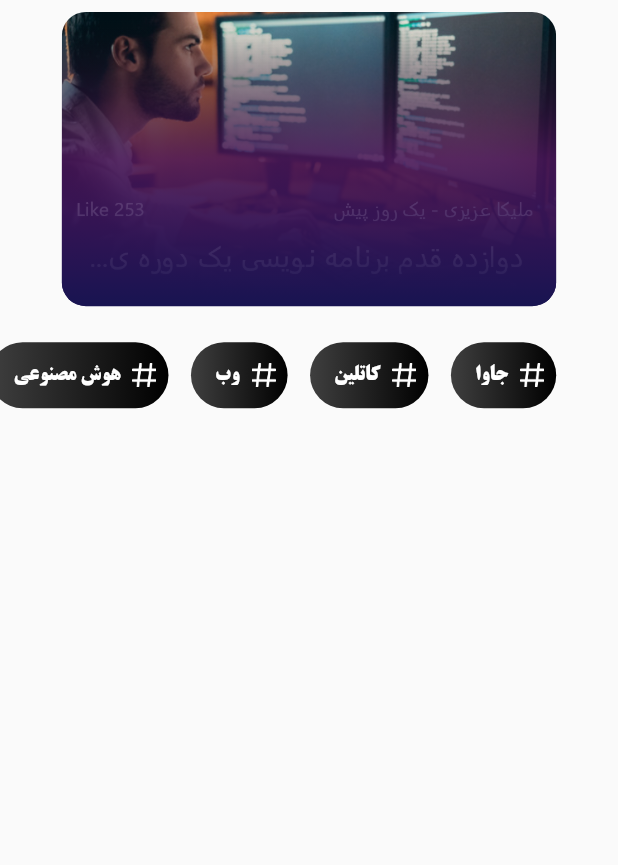
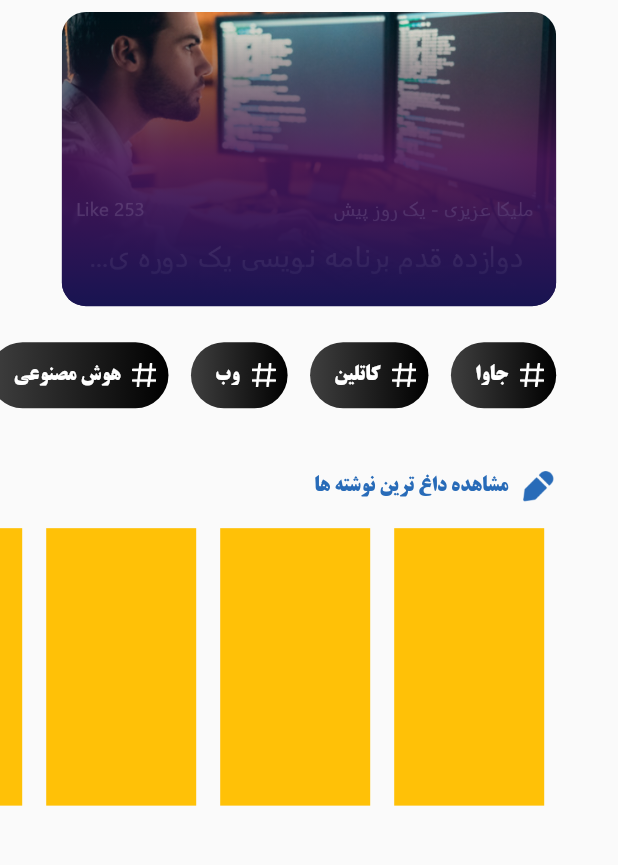
Before and after one commit to SayyehBan/tec, a Flutter app: the screen it shows after launch, on a phone screen of 412 x 824 dp, the part 121-986 px from its top. Run offline on Flutter 3.47's test engine with Material 2 defaults, Android fonts, the phone set to English and light mode, and no system bars; our stand-ins replace flutter_spinkit.

Commit message:
title و آیتم های پست

```diff
--- a/lib/gen/assets.gen.dart
+++ b/lib/gen/assets.gen.dart
@@ -15,8 +15,14 @@ class $AssetsIconsGen {
   /// File path: assets/icons/Hashtag.png
   AssetGenImage get hashtag => const AssetGenImage('assets/icons/Hashtag.png');
 
+  /// File path: assets/icons/blueMic.png
+  AssetGenImage get blueMic => const AssetGenImage('assets/icons/blueMic.png');
+
+  /// File path: assets/icons/bluePen.png
+  AssetGenImage get bluePen => const AssetGenImage('assets/icons/bluePen.png');
+
   /// List of all assets
-  List<AssetGenImage> get values => [hashtag];
+  List<AssetGenImage> get values => [hashtag, blueMic, bluePen];
 }
 
 class $AssetsImagesGen {
--- a/lib/main.dart
+++ b/lib/main.dart
@@ -34,6 +34,11 @@ class MyApp extends StatelessWidget {
                 fontSize: 16,
                 color: Colors.black,
                 fontWeight: FontWeight.w700),
+            headlineLarge: TextStyle(
+                fontFamily: FontFamily.bTitr,
+                fontSize: 14,
+                color: solidColors.seeMore,
+                fontWeight: FontWeight.w700),
             bodySmall: TextStyle(
                 fontFamily: FontFamily.bTitr,
                 fontSize: 13,
--- a/lib/model/data/fake_data.dart
+++ b/lib/model/data/fake_data.dart
@@ -21,3 +21,153 @@ List<HashTagModel> tagList = [
   HashTagModel(title: 'iot'),
   HashTagModel(title: 'فلاتر'),
 ];
+List<BlogModel> blogList = [
+  BlogModel(
+      id: 1,
+      imageUrl:
+          "https://static.digiato.com/digiato/2023/05/FvCadqHXgAEjJpk-330x200.jpg",
+      title:
+          "پدرخوانده هوش مصنوعی با استعفا از گوگل، از تلاش‌های قبلی خود در این زمینه ابراز پشیمانی کرد",
+      writer: "ایمان صاحبی",
+      writerImageUrl:
+          "https://digiato.com/wp-content/uploads/avatars/226797-32x32.jpg",
+      date: "29 دقیقه قبل",
+      content: "هیچ‌کس دوست ندارد اوپنهایمر بعدی باشد!",
+      views: "85"),
+  BlogModel(
+      id: 2,
+      imageUrl:
+          "https://static.digiato.com/digiato/2023/05/Browser-market-330x200.jpg",
+      title:
+          "سافاری با کنارزدن مایکروسافت اج، حالا دومین مرورگر محبوب دسکتاپ است",
+      writer: "محمد قریشی",
+      writerImageUrl:
+          "https://digiato.com/wp-content/uploads/avatars/210361-32x32.jpg",
+      date: "1 ساعت قبل",
+      content:
+          "کروم همچنان در تمام بخش‌ها محبوب‌ترین مرورگر است و سافاری هم توانسته با کنارزدن اج، دومین مرورگر محبوب دنیای دسکتاپ‌ها شود.",
+      views: "69"),
+  BlogModel(
+      id: 3,
+      imageUrl:
+          "https://static.digiato.com/digiato/2023/05/tax-crypto-330x200.jpg",
+      title: "رمزارزها مشمول مالیات بر عایدی سرمایه شدند",
+      writer: "مجتبی آستانه",
+      writerImageUrl:
+          "https://digiato.com/wp-content/uploads/avatars/223622-32x32.jpg",
+      date: "2 ساعت قبل",
+      content:
+          "نمایندگان مجلس در ادامه رسیدگی به طرح مالیات بر عایدی سرمایه، انواع رمزارزها را مشمول مالیات بر عایدی سرمایه دانستند.",
+      views: "46"),
+  BlogModel(
+      id: 3,
+      imageUrl:
+          "https://static.digiato.com/digiato/2023/05/FvCadqHXgAEjJpk-330x200.jpg",
+      title:
+          "پدرخوانده هوش مصنوعی با استعفا از گوگل، از تلاش‌های قبلی خود در این زمینه ابراز پشیمانی کرد",
+      writer: "ایمان صاحبی",
+      writerImageUrl:
+          "https://digiato.com/wp-content/uploads/avatars/226797-32x32.jpg",
+      date: "29 دقیقه قبل",
+      content: "هیچ‌کس دوست ندارد اوپنهایمر بعدی باشد!",
+      views: "85"),
+  BlogModel(
+      id: 4,
+      imageUrl:
+          "https://static.digiato.com/digiato/2023/05/Browser-market-330x200.jpg",
+      title:
+          "سافاری با کنارزدن مایکروسافت اج، حالا دومین مرورگر محبوب دسکتاپ است",
+      writer: "محمد قریشی",
+      writerImageUrl:
+          "https://digiato.com/wp-content/uploads/avatars/210361-32x32.jpg",
+      date: "1 ساعت قبل",
+      content:
+          "کروم همچنان در تمام بخش‌ها محبوب‌ترین مرورگر است و سافاری هم توانسته با کنارزدن اج، دومین مرورگر محبوب دنیای دسکتاپ‌ها شود.",
+      views: "69"),
+  BlogModel(
+      id: 5,
+      imageUrl:
+          "https://static.digiato.com/digiato/2023/05/tax-crypto-330x200.jpg",
+      title: "رمزارزها مشمول مالیات بر عایدی سرمایه شدند",
+      writer: "مجتبی آستانه",
+      writerImageUrl:
+          "https://digiato.com/wp-content/uploads/avatars/223622-32x32.jpg",
+      date: "2 ساعت قبل",
+      content:
+          "نمایندگان مجلس در ادامه رسیدگی به طرح مالیات بر عایدی سرمایه، انواع رمزارزها را مشمول مالیات بر عایدی سرمایه دانستند.",
+      views: "46"),
+  BlogModel(
+      id: 6,
+      imageUrl:
+          "https://static.digiato.com/digiato/2023/05/FvCadqHXgAEjJpk-330x200.jpg",
+      title:
+          "پدرخوانده هوش مصنوعی با استعفا از گوگل، از تلاش‌های قبلی خود در این زمینه ابراز پشیمانی کرد",
+      writer: "ایمان صاحبی",
+      writerImageUrl:
+          "https://digiato.com/wp-content/uploads/avatars/226797-32x32.jpg",
+      date: "29 دقیقه قبل",
+      content: "هیچ‌کس دوست ندارد اوپنهایمر بعدی باشد!",
+      views: "85"),
+  BlogModel(
+      id: 7,
+      imageUrl:
+          "https://static.digiato.com/digiato/2023/05/Browser-market-330x200.jpg",
+      title:
+          "سافاری با کنارزدن مایکروسافت اج، حالا دومین مرورگر محبوب دسکتاپ است",
+      writer: "محمد قریشی",
+      writerImageUrl:
+          "https://digiato.com/wp-content/uploads/avatars/210361-32x32.jpg",
+      date: "1 ساعت قبل",
+      content:
+          "کروم همچنان در تمام بخش‌ها محبوب‌ترین مرورگر است و سافاری هم توانسته با کنارزدن اج، دومین مرورگر محبوب دنیای دسکتاپ‌ها شود.",
+      views: "69"),
+  BlogModel(
+      id: 8,
+      imageUrl:
+          "https://static.digiato.com/digiato/2023/05/tax-crypto-330x200.jpg",
+      title: "رمزارزها مشمول مالیات بر عایدی سرمایه شدند",
+      writer: "مجتبی آستانه",
+      writerImageUrl:
+          "https://digiato.com/wp-content/uploads/avatars/223622-32x32.jpg",
+      date: "2 ساعت قبل",
+      content:
+          "نمایندگان مجلس در ادامه رسیدگی به طرح مالیات بر عایدی سرمایه، انواع رمزارزها را مشمول مالیات بر عایدی سرمایه دانستند.",
+      views: "46"),
+  BlogModel(
+      id: 9,
+      imageUrl:
+          "https://static.digiato.com/digiato/2023/05/FvCadqHXgAEjJpk-330x200.jpg",
+      title:
+          "پدرخوانده هوش مصنوعی با استعفا از گوگل، از تلاش‌های قبلی خود در این زمینه ابراز پشیمانی کرد",
+      writer: "ایمان صاحبی",
+      writerImageUrl:
+          "https://digiato.com/wp-content/uploads/avatars/226797-32x32.jpg",
+      date: "29 دقیقه قبل",
+      content: "هیچ‌کس دوست ندارد اوپنهایمر بعدی باشد!",
+      views: "85"),
+  BlogModel(
+      id: 10,
+      imageUrl:
+          "https://static.digiato.com/digiato/2023/05/Browser-market-330x200.jpg",
+      title:
+          "سافاری با کنارزدن مایکروسافت اج، حالا دومین مرورگر محبوب دسکتاپ است",
+      writer: "محمد قریشی",
+      writerImageUrl:
+          "https://digiato.com/wp-content/uploads/avatars/210361-32x32.jpg",
+      date: "1 ساعت قبل",
+      content:
+          "کروم همچنان در تمام بخش‌ها محبوب‌ترین مرورگر است و سافاری هم توانسته با کنارزدن اج، دومین مرورگر محبوب دنیای دسکتاپ‌ها شود.",
+      views: "69"),
+  BlogModel(
+      id: 11,
+      imageUrl:
+          "https://static.digiato.com/digiato/2023/05/tax-crypto-330x200.jpg",
+      title: "رمزارزها مشمول مالیات بر عایدی سرمایه شدند",
+      writer: "مجتبی آستانه",
+      writerImageUrl:
+          "https://digiato.com/wp-content/uploads/avatars/223622-32x32.jpg",
+      date: "2 ساعت قبل",
+      content:
+          "نمایندگان مجلس در ادامه رسیدگی به طرح مالیات بر عایدی سرمایه، انواع رمزارزها را مشمول مالیات بر عایدی سرمایه دانستند.",
+      views: "46"),
+];
--- a/lib/model/model/data_models.dart
+++ b/lib/model/model/data_models.dart
@@ -3,3 +3,24 @@ class HashTagModel {
 
   HashTagModel({required this.title});
 }
+
+class BlogModel {
+  final int id;
+  final String imageUrl;
+  final String title;
+  final String writer;
+  final String writerImageUrl;
+  final String date;
+  final String content;
+  final String views;
+
+  BlogModel(
+      {required this.id,
+      required this.imageUrl,
+      required this.title,
+      required this.writer,
+      required this.writerImageUrl,
+      required this.date,
+      required this.content,
+      required this.views});
+}
--- a/lib/screen/home/homeScreen.dart
+++ b/lib/screen/home/homeScreen.dart
@@ -1,7 +1,11 @@
 import 'package:flutter/material.dart';
 import 'package:tec/gen/assets.gen.dart';
 import 'package:tec/model/data/fake_data.dart';
+import 'package:tec/screen/home/poster.dart';
+import 'package:tec/screen/home/tagList.dart';
+import 'package:tec/screen/home/titleBlog.dart';
 import 'package:tec/utilities/myColors.dart';
+import 'package:tec/utilities/myString.dart';
 
 class HomScreen extends StatelessWidget {
   const HomScreen({super.key});
@@ -17,6 +21,7 @@ class HomScreen extends StatelessWidget {
         padding: const EdgeInsets.only(top: 20),
         child: Column(
           children: [
+            //appBar
             Row(
               mainAxisAlignment: MainAxisAlignment.spaceAround,
               children: [
@@ -28,77 +33,42 @@ class HomScreen extends StatelessWidget {
             const SizedBox(
               height: 8,
             ),
-            Stack(
-              children: [
-                Container(
-                  width: size.width / 1.25,
-                  height: size.height / 4.2,
-                  decoration: BoxDecoration(
-                    borderRadius: const BorderRadius.all(Radius.circular(16)),
-                    image: DecorationImage(
-                        image: AssetImage(Assets.images.poster.path),
-                        fit: BoxFit.cover),
-                  ),
-                ),
-                Container(
-                  width: size.width / 1.25,
-                  height: size.height / 4.2,
-                  decoration: const BoxDecoration(
-                      borderRadius: BorderRadius.all(Radius.circular(16)),
-                      gradient: LinearGradient(
-                          colors: gradiantColors.homePosterCoverGradiant,
-                          begin: Alignment.topCenter,
-                          end: Alignment.bottomCenter)),
-                )
-              ],
-            ),
+            const Poster(),
             const SizedBox(
               height: 16,
             ),
 
             ///tagList
-            SizedBox(
-              height: 60,
+            const TagList(),
+            const SizedBox(
+              height: 32,
+            ),
+            //See More
+            TitleBlog(
+              image: Assets.icons.bluePen.path,
+              title: myStrings.viewHottestPosts,
+            ),
+            Padding(
+              padding: EdgeInsets.only(right: bodyMargin),
+              child: SizedBox(
+                height: size.height / 4.1,
                 child: ListView.builder(
                   physics: const BouncingScrollPhysics(),
+                  itemCount: blogList.length,
                   scrollDirection: Axis.horizontal,
-                itemCount: tagList.length,
                   itemBuilder: (context, index) {
                     return Padding(
-                    padding: EdgeInsets.fromLTRB(
-                        0, 8, index == 0 ? bodyMargin : 15, 8),
+                      padding: const EdgeInsets.all(8.0),
                       child: Container(
-                      height: 60,
-                      decoration: const BoxDecoration(
-                          borderRadius: BorderRadius.all(Radius.circular(24)),
-                          gradient: LinearGradient(
-                              colors: gradiantColors.tags,
-                              begin: Alignment.centerRight,
-                              end: Alignment.centerLeft)),
-                      child: Padding(
-                        padding: const EdgeInsets.fromLTRB(16, 8, 8, 8),
-                        child: Row(
-                          children: [
-                            ImageIcon(
-                              AssetImage(Assets.icons.hashtag.path),
-                              color: Colors.white,
-                              size: 16,
-                            ),
-                            const SizedBox(
-                              width: 8,
-                            ),
-                            Text(
-                              tagList[index].title,
-                              style: themeData.textTheme.headlineSmall,
-                            ),
-                          ],
-                        ),
-                      ),
+                        height: 50,
+                        width: 100,
+                        color: Colors.amber,
                       ),
                     );
                   },
                 ),
               ),
+            )
           ],
         ),
       )),
--- /dev/null
+++ b/lib/screen/home/poster.dart
@@ -0,0 +1,36 @@
+import 'package:flutter/material.dart';
+import 'package:tec/gen/assets.gen.dart';
+import 'package:tec/utilities/myColors.dart';
+
+class Poster extends StatelessWidget {
+  const Poster({super.key});
+
+  @override
+  Widget build(BuildContext context) {
+    var size = MediaQuery.of(context).size;
+    return Stack(
+      children: [
+        Container(
+          width: size.width / 1.25,
+          height: size.height / 4.2,
+          decoration: BoxDecoration(
+            borderRadius: const BorderRadius.all(Radius.circular(16)),
+            image: DecorationImage(
+                image: AssetImage(Assets.images.poster.path),
+                fit: BoxFit.cover),
+          ),
+        ),
+        Container(
+          width: size.width / 1.25,
+          height: size.height / 4.2,
+          decoration: const BoxDecoration(
+              borderRadius: BorderRadius.all(Radius.circular(16)),
+              gradient: LinearGradient(
+                  colors: gradiantColors.homePosterCoverGradiant,
+                  begin: Alignment.topCenter,
+                  end: Alignment.bottomCenter)),
+        )
+      ],
+    );
+  }
+}
--- /dev/null
+++ b/lib/screen/home/tagList.dart
@@ -0,0 +1,57 @@
+import 'package:flutter/material.dart';
+import 'package:tec/gen/assets.gen.dart';
+import 'package:tec/model/data/fake_data.dart';
+import 'package:tec/utilities/myColors.dart';
+
+class TagList extends StatelessWidget {
+  const TagList({
+    super.key,
+  });
+  @override
+  Widget build(BuildContext context) {
+    var size = MediaQuery.of(context).size;
+    ThemeData themeData = Theme.of(context);
+    double bodyMargin = size.width / 10;
+    return SizedBox(
+      height: 60,
+      child: ListView.builder(
+        physics: const BouncingScrollPhysics(),
+        scrollDirection: Axis.horizontal,
+        itemCount: tagList.length,
+        itemBuilder: (context, index) {
+          return Padding(
+            padding: EdgeInsets.fromLTRB(0, 8, index == 0 ? bodyMargin : 15, 8),
+            child: Container(
+              height: 60,
+              decoration: const BoxDecoration(
+                  borderRadius: BorderRadius.all(Radius.circular(24)),
+                  gradient: LinearGradient(
+                      colors: gradiantColors.tags,
+                      begin: Alignment.centerRight,
+                      end: Alignment.centerLeft)),
+              child: Padding(
+                padding: const EdgeInsets.fromLTRB(16, 8, 8, 8),
+                child: Row(
+                  children: [
+                    ImageIcon(
+                      AssetImage(Assets.icons.hashtag.path),
+                      color: Colors.white,
+                      size: 16,
+                    ),
+                    const SizedBox(
+                      width: 8,
+                    ),
+                    Text(
+                      tagList[index].title,
+                      style: themeData.textTheme.headlineSmall,
+                    ),
+                  ],
+                ),
+              ),
+            ),
+          );
+        },
+      ),
+    );
+  }
+}
--- /dev/null
+++ b/lib/screen/home/titleBlog.dart
@@ -0,0 +1,29 @@
+import 'package:flutter/material.dart';
+import 'package:tec/utilities/myColors.dart';
+
+class TitleBlog extends StatelessWidget {
+  const TitleBlog({super.key, required this.image, required this.title});
+  final String image;
+  final String title;
+  @override
+  Widget build(BuildContext context) {
+    var size = MediaQuery.of(context).size;
+    ThemeData themeData = Theme.of(context);
+    double bodyMargin = size.width / 10;
+    return Padding(
+      padding: EdgeInsets.only(right: bodyMargin, bottom: 8),
+      child: Row(
+        children: [
+          ImageIcon(
+            AssetImage(image),
+            color: solidColors.seeMore,
+          ),
+          const SizedBox(
+            width: 8,
+          ),
+          Text(title, style: themeData.textTheme.headlineLarge)
+        ],
+      ),
+    );
+  }
+}
--- a/lib/utilities/myColors.dart
+++ b/lib/utilities/myColors.dart
@@ -13,6 +13,7 @@ class solidColors {
   static const Color submitArticle = Color.fromARGB(255, 209, 209, 209);
   static const Color submitPodCast = Color.fromARGB(255, 246, 246, 246);
   static const Color subText = Color.fromARGB(255, 197, 197, 197);
+  static const Color seeMore = Color.fromARGB(255, 40, 107, 184);
 }
 
 class gradiantColors {
```
Also changed, not shown: assets/icons/blueMic.png (added), assets/icons/bluePen.png (added). Lines whose indentation alone changed are shown as unchanged.
